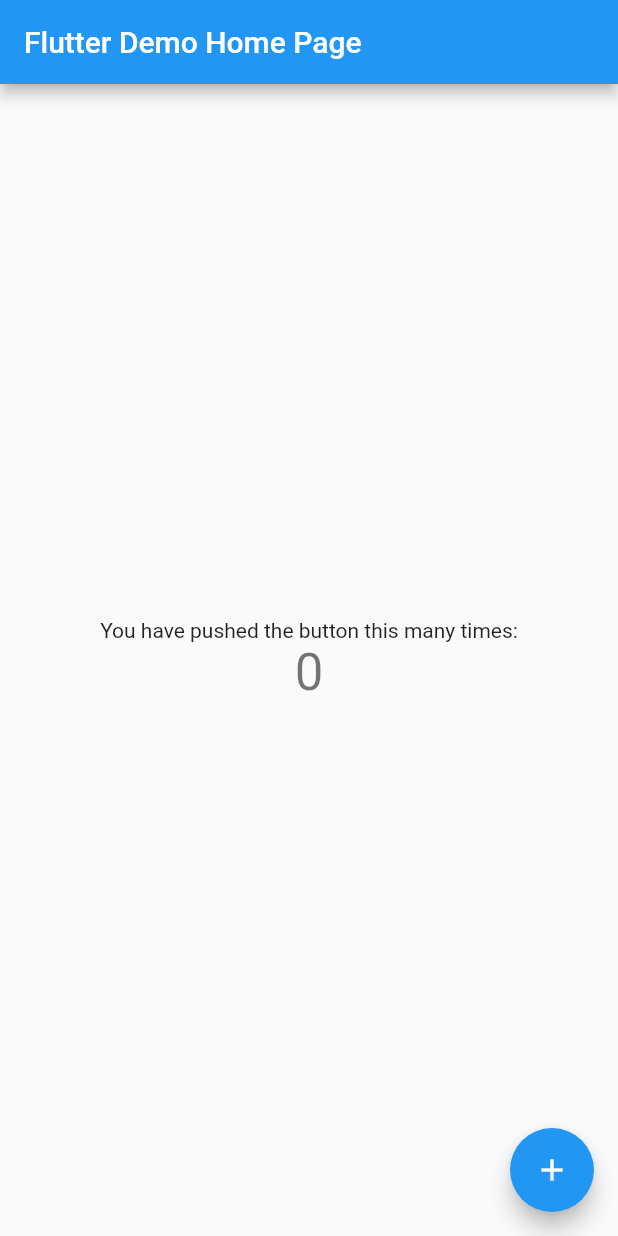
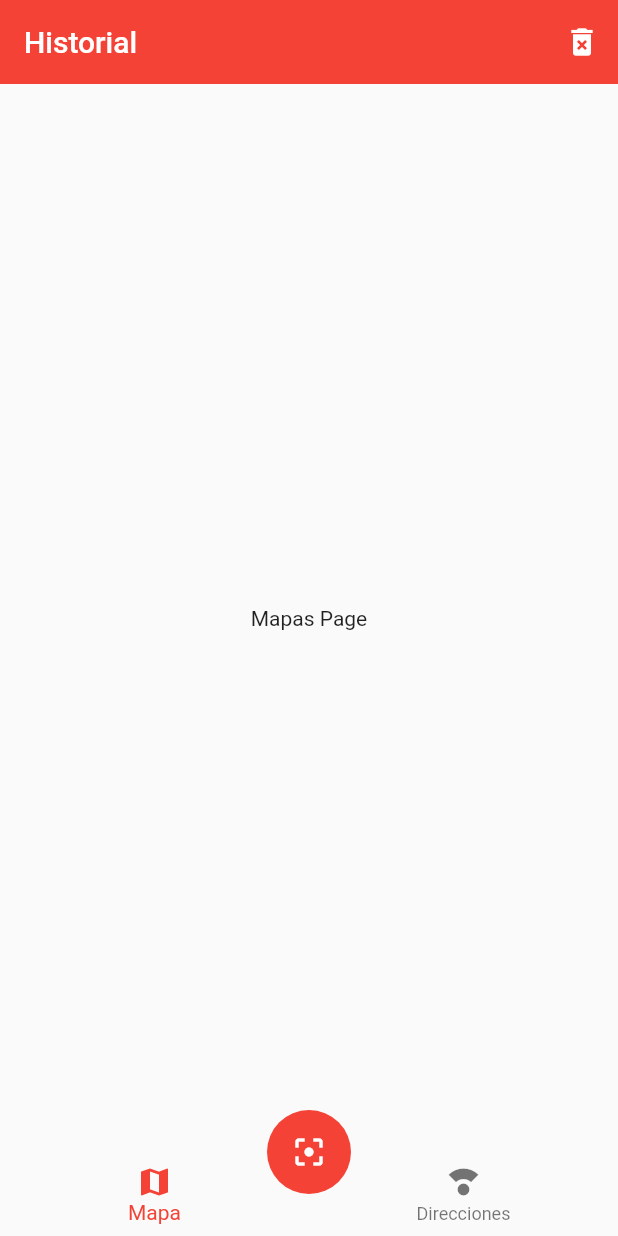
Before and after one commit to Coihue555/flutter-qrscanner, a Flutter app: the screen it shows after launch, on a phone screen of 412 x 824 dp. Run offline on Flutter 3.47's test engine with Material 2 defaults, Android fonts, the phone set to English and light mode, and no system bars; missing offline and left inert: flutter_barcode_scanner.

Commit message:
instalacion de qrscanner

```diff
--- a/flutter_qrscanner/lib/main.dart
+++ b/flutter_qrscanner/lib/main.dart
@@ -1,115 +1,31 @@
 import 'package:flutter/material.dart';
+import 'package:flutter_qrscanner/pages/home_page.dart';
+import 'package:flutter_qrscanner/pages/mapa_page.dart';
+import 'package:flutter_qrscanner/providers/ui_provider.dart';
+import 'package:provider/provider.dart';
 
-void main() {
-  runApp(const MyApp());
-}
+void main() => runApp(MyApp());
 
 class MyApp extends StatelessWidget {
-  const MyApp({Key? key}) : super(key: key);
-
-  // This widget is the root of your application.
   @override
   Widget build(BuildContext context) {
-    return MaterialApp(
-      title: 'Flutter Demo',
-      theme: ThemeData(
-        // This is the theme of your application.
-        //
-        // Try running your application with "flutter run". You'll see the
-        // application has a blue toolbar. Then, without quitting the app, try
-        // changing the primarySwatch below to Colors.green and then invoke
-        // "hot reload" (press "r" in the console where you ran "flutter run",
-        // or simply save your changes to "hot reload" in a Flutter IDE).
-        // Notice that the counter didn't reset back to zero; the application
-        // is not restarted.
-        primarySwatch: Colors.blue,
+    return MultiProvider(
+      providers: [
+        ChangeNotifierProvider(create: (_) => new UiProvider() ),
+      ],
+      child: MaterialApp(
+        debugShowCheckedModeBanner: false,
+        title: 'QR Scanner',
+        initialRoute: 'home',
+        routes: {
+          'home': (_)=>HomePage(),
+          'mapa': (_)=>MapaPage(),
+        },
+        theme: ThemeData(
+          primarySwatch: Colors.red,
+
+        ),
       ),
-      home: const MyHomePage(title: 'Flutter Demo Home Page'),
     );
   }
 }
-
-class MyHomePage extends StatefulWidget {
-  const MyHomePage({Key? key, required this.title}) : super(key: key);
-
-  // This widget is the home page of your application. It is stateful, meaning
-  // that it has a State object (defined below) that contains fields that affect
-  // how it looks.
-
-  // This class is the configuration for the state. It holds the values (in this
-  // case the title) provided by the parent (in this case the App widget) and
-  // used by the build method of the State. Fields in a Widget subclass are
-  // always marked "final".
-
-  final String title;
-
-  @override
-  State<MyHomePage> createState() => _MyHomePageState();
-}
-
-class _MyHomePageState extends State<MyHomePage> {
-  int _counter = 0;
-
-  void _incrementCounter() {
-    setState(() {
-      // This call to setState tells the Flutter framework that something has
-      // changed in this State, which causes it to rerun the build method below
-      // so that the display can reflect the updated values. If we changed
-      // _counter without calling setState(), then the build method would not be
-      // called again, and so nothing would appear to happen.
-      _counter++;
-    });
-  }
-
-  @override
-  Widget build(BuildContext context) {
-    // This method is rerun every time setState is called, for instance as done
-    // by the _incrementCounter method above.
-    //
-    // The Flutter framework has been optimized to make rerunning build methods
-    // fast, so that you can just rebuild anything that needs updating rather
-    // than having to individually change instances of widgets.
-    return Scaffold(
-      appBar: AppBar(
-        // Here we take the value from the MyHomePage object that was created by
-        // the App.build method, and use it to set our appbar title.
-        title: Text(widget.title),
-      ),
-      body: Center(
-        // Center is a layout widget. It takes a single child and positions it
-        // in the middle of the parent.
-        child: Column(
-          // Column is also a layout widget. It takes a list of children and
-          // arranges them vertically. By default, it sizes itself to fit its
-          // children horizontally, and tries to be as tall as its parent.
-          //
-          // Invoke "debug painting" (press "p" in the console, choose the
-          // "Toggle Debug Paint" action from the Flutter Inspector in Android
-          // Studio, or the "Toggle Debug Paint" command in Visual Studio Code)
-          // to see the wireframe for each widget.
-          //
-          // Column has various properties to control how it sizes itself and
-          // how it positions its children. Here we use mainAxisAlignment to
-          // center the children vertically; the main axis here is the vertical
-          // axis because Columns are vertical (the cross axis would be
-          // horizontal).
-          mainAxisAlignment: MainAxisAlignment.center,
-          children: <Widget>[
-            const Text(
-              'You have pushed the button this many times:',
-            ),
-            Text(
-              '$_counter',
-              style: Theme.of(context).textTheme.headline4,
-            ),
-          ],
-        ),
-      ),
-      floatingActionButton: FloatingActionButton(
-        onPressed: _incrementCounter,
-        tooltip: 'Increment',
-        child: const Icon(Icons.add),
-      ), // This trailing comma makes auto-formatting nicer for build methods.
-    );
-  }
-}
--- /dev/null
+++ b/flutter_qrscanner/lib/pages/direcciones_pages.dart
@@ -0,0 +1,12 @@
+import 'package:flutter/material.dart';
+
+class DireccionesPage extends StatelessWidget {
+
+
+  @override
+  Widget build(BuildContext context) {
+    return const Center(
+         child: Text('Direcciones Page'),
+      );
+  }
+}
--- /dev/null
+++ b/flutter_qrscanner/lib/pages/home_page.dart
@@ -0,0 +1,53 @@
+import 'package:flutter/material.dart';
+import 'package:flutter_qrscanner/pages/direcciones_pages.dart';
+import 'package:flutter_qrscanner/pages/mapas_page.dart';
+import 'package:flutter_qrscanner/providers/ui_provider.dart';
+import 'package:flutter_qrscanner/widgets/custom_navigatorbar.dart';
+import 'package:flutter_qrscanner/widgets/scan_button.dart';
+import 'package:provider/provider.dart';
+
+class HomePage extends StatelessWidget {
+
+
+  @override
+  Widget build(BuildContext context) {
+    return Scaffold(
+      appBar: AppBar(
+        elevation: 0,
+        title: const Text('Historial'),
+        actions: [
+          IconButton(
+            onPressed: (){},
+            icon: const Icon(Icons.delete_forever)
+          )
+        ],
+      ),
+      body: _HomePageBody(),
+      bottomNavigationBar: CustomNavigationBar(),
+      floatingActionButton: ScanButton(),
+      floatingActionButtonLocation: FloatingActionButtonLocation.centerDocked,
+    );
+  }
+}
+
+class _HomePageBody extends StatelessWidget {
+
+  @override
+  Widget build(BuildContext context) {
+
+    final uiProvider = Provider.of<UiProvider>(context);
+
+    final currentIndex = uiProvider.selectedMenuOpt;
+
+    switch(currentIndex){
+      case 0:
+        return MapasPage();
+      case 1:
+        return DireccionesPage();
+
+      default:
+        return MapasPage();
+
+    }
+  }
+}
--- /dev/null
+++ b/flutter_qrscanner/lib/pages/mapa_page.dart
@@ -0,0 +1,17 @@
+import 'package:flutter/material.dart';
+
+class MapaPage extends StatelessWidget {
+
+
+  @override
+  Widget build(BuildContext context) {
+    return Scaffold(
+      appBar: AppBar(
+        title: Text('Localizacion'),
+      ),
+      body: const Center(
+         child: Text('MapaPage'),
+      ),
+    );
+  }
+}
--- /dev/null
+++ b/flutter_qrscanner/lib/pages/mapas_page.dart
@@ -0,0 +1,12 @@
+import 'package:flutter/material.dart';
+
+class MapasPage extends StatelessWidget {
+
+
+  @override
+  Widget build(BuildContext context) {
+    return const Center(
+         child: Text('Mapas Page'),
+      );
+  }
+}
--- /dev/null
+++ b/flutter_qrscanner/lib/providers/ui_provider.dart
@@ -0,0 +1,15 @@
+import 'package:flutter/material.dart';
+
+class UiProvider extends ChangeNotifier{
+
+  int _selectedMenuOpt = 0;
+
+  int get selectedMenuOpt{
+    return this._selectedMenuOpt;
+  }
+
+  set selectedMenuOpt(int i){
+    this._selectedMenuOpt = i;
+    notifyListeners();
+  }
+}
--- /dev/null
+++ b/flutter_qrscanner/lib/widgets/custom_navigatorbar.dart
@@ -0,0 +1,30 @@
+import 'package:flutter/material.dart';
+import 'package:flutter_qrscanner/providers/ui_provider.dart';
+import 'package:provider/provider.dart';
+
+class CustomNavigationBar extends StatelessWidget {
+
+
+  @override
+  Widget build(BuildContext context) {
+
+    final uiProvider = Provider.of<UiProvider>(context);
+    final currentIndex = uiProvider.selectedMenuOpt;
+
+    return BottomNavigationBar(
+      onTap: (int i) => uiProvider.selectedMenuOpt = i,
+      elevation: 0,
+      currentIndex: currentIndex,
+      items: const <BottomNavigationBarItem>[
+        BottomNavigationBarItem(
+          icon: Icon(Icons.map),
+          label: 'Mapa'
+        ),
+        BottomNavigationBarItem(
+          icon: Icon(Icons.compass_calibration),
+          label: 'Direcciones'
+        )
+      ]
+      );
+  }
+}
--- /dev/null
+++ b/flutter_qrscanner/lib/widgets/scan_button.dart
@@ -0,0 +1,18 @@
+import 'package:flutter/material.dart';
+import 'package:flutter_barcode_scanner/flutter_barcode_scanner.dart';
+
+class ScanButton extends StatelessWidget {
+
+  @override
+  Widget build(BuildContext context) {
+    return FloatingActionButton(
+      elevation: 0,
+      child: const Icon(Icons.filter_center_focus),
+      onPressed: () async {
+        //String barcodeScanRes = await FlutterBarcodeScanner.scanBarcode( '#3dbbef', 'Cancelar', false, ScanMode.QR);
+        final barcodeScanRes = 'https://github.com';
+        print(barcodeScanRes);
+      },
+      );
+  }
+}
--- a/flutter_qrscanner/pubspec.yaml
+++ b/flutter_qrscanner/pubspec.yaml
@@ -34,6 +34,8 @@ dependencies:
   # The following adds the Cupertino Icons font to your application.
   # Use with the CupertinoIcons class for iOS style icons.
   cupertino_icons: ^1.0.2
+  provider: ^6.0.2
+  flutter_barcode_scanner: ^2.0.0
 
 dev_dependencies:
   flutter_test:
```
Also changed, not shown: flutter_qrscanner/pubspec.lock, 1 other file.
